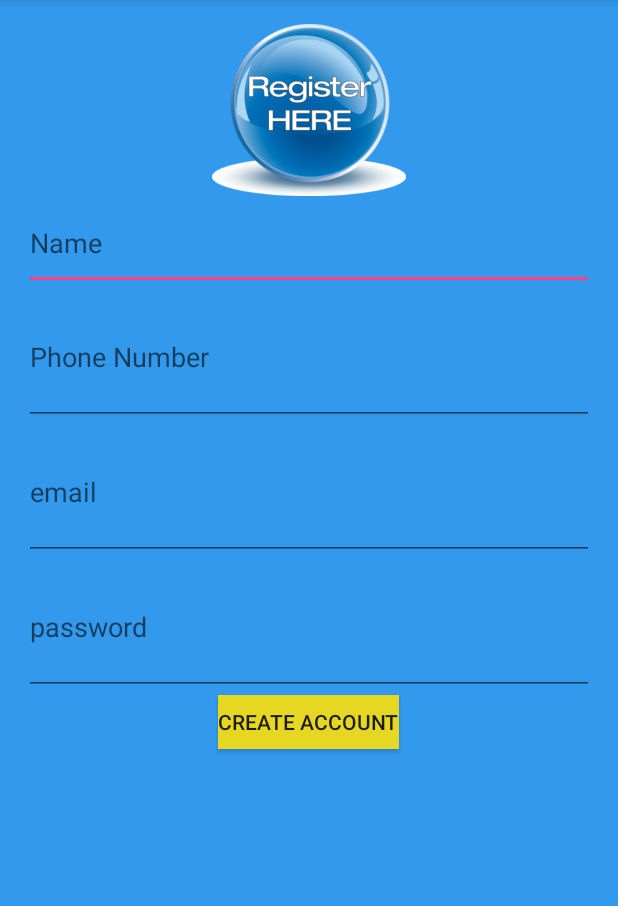
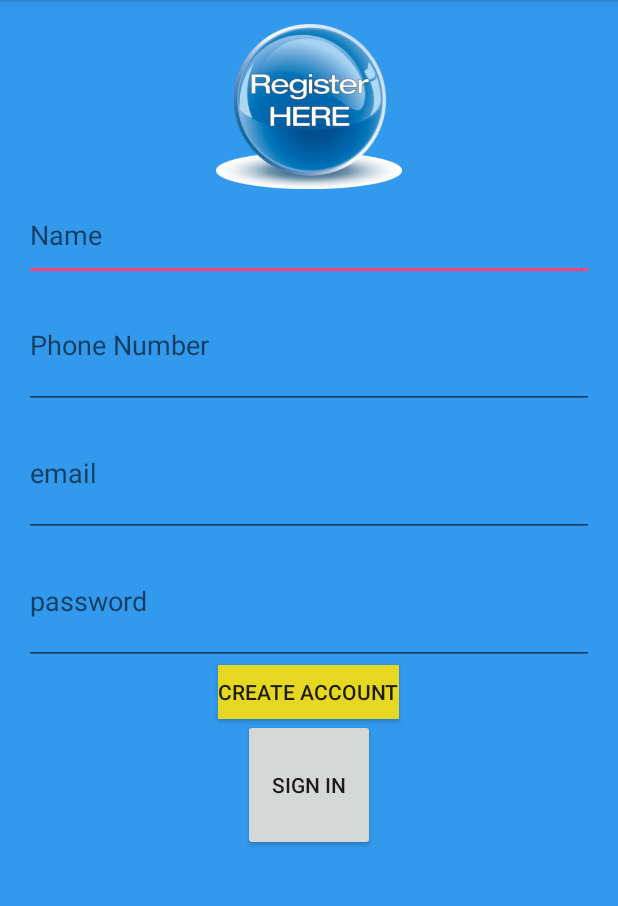
Before and after one commit to RamKumarYerra/Ramapps2, an Android app: the MainActivity screen opened directly, with no data from a screen before it, on a phone screen of 412 x 824 dp, the part 84-990 px from its top. Run offline under Robolectric (Android 15) with nearby library versions, the phone set to English and light mode, and no system bars.

Commit message:
Modified Main_Activity with SignIn button

```diff
--- a/app/src/main/java/ramsandroidproject/com/ramapps2/MainActivity.java
+++ b/app/src/main/java/ramsandroidproject/com/ramapps2/MainActivity.java
@@ -14,6 +14,7 @@ public class MainActivity extends AppCompatActivity {
     EditText et2;
     EditText et3;
     EditText et4;
+    Button button2;
 
     @Override
     protected void onCreate(Bundle savedInstanceState) {
@@ -24,6 +25,7 @@ public class MainActivity extends AppCompatActivity {
         et2 = (EditText)findViewById(R.id.et2);
         et3 = (EditText)findViewById(R.id.et3);
         et4 = (EditText)findViewById(R.id.et4);
+        button2 = (Button)findViewById(R.id.button2);
 
 
         b1.setOnClickListener(new View.OnClickListener() {
--- /dev/null
+++ b/app/src/main/java/ramsandroidproject/com/ramapps2/newbutton.java
@@ -0,0 +1,7 @@
+package ramsandroidproject.com.ramapps2;
+
+/**
+ * Created by yramb on 2/14/2017.
+ */
+public class newbutton {
+}
--- a/app/src/main/res/layout/activity_main.xml
+++ b/app/src/main/res/layout/activity_main.xml
@@ -60,5 +60,13 @@
         android:layout_gravity="center_horizontal"
         android:background="#e6d822" />
 
+    <Button
+        android:layout_width="wrap_content"
+        android:layout_height="wrap_content"
+        android:text="Sign in"
+        android:id="@+id/button2"
+        android:layout_gravity="center_horizontal"
+        android:layout_weight="0.10" />
+
 
 </LinearLayout>
```
